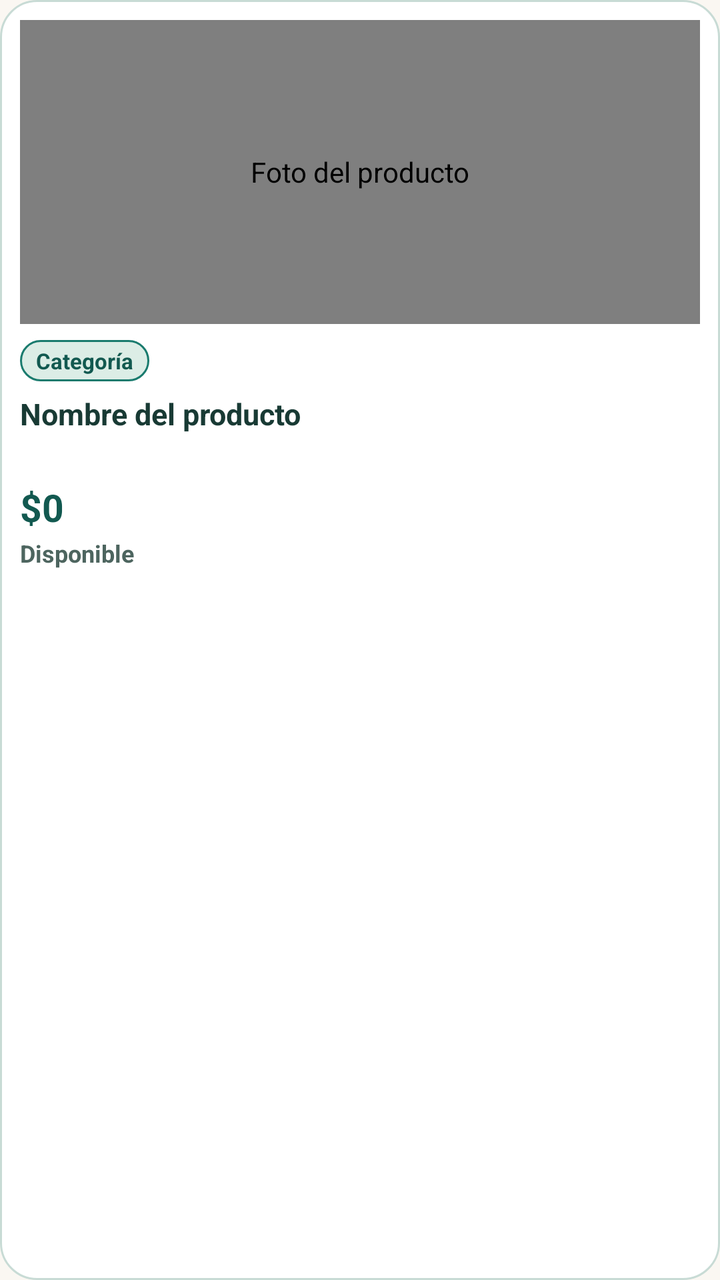
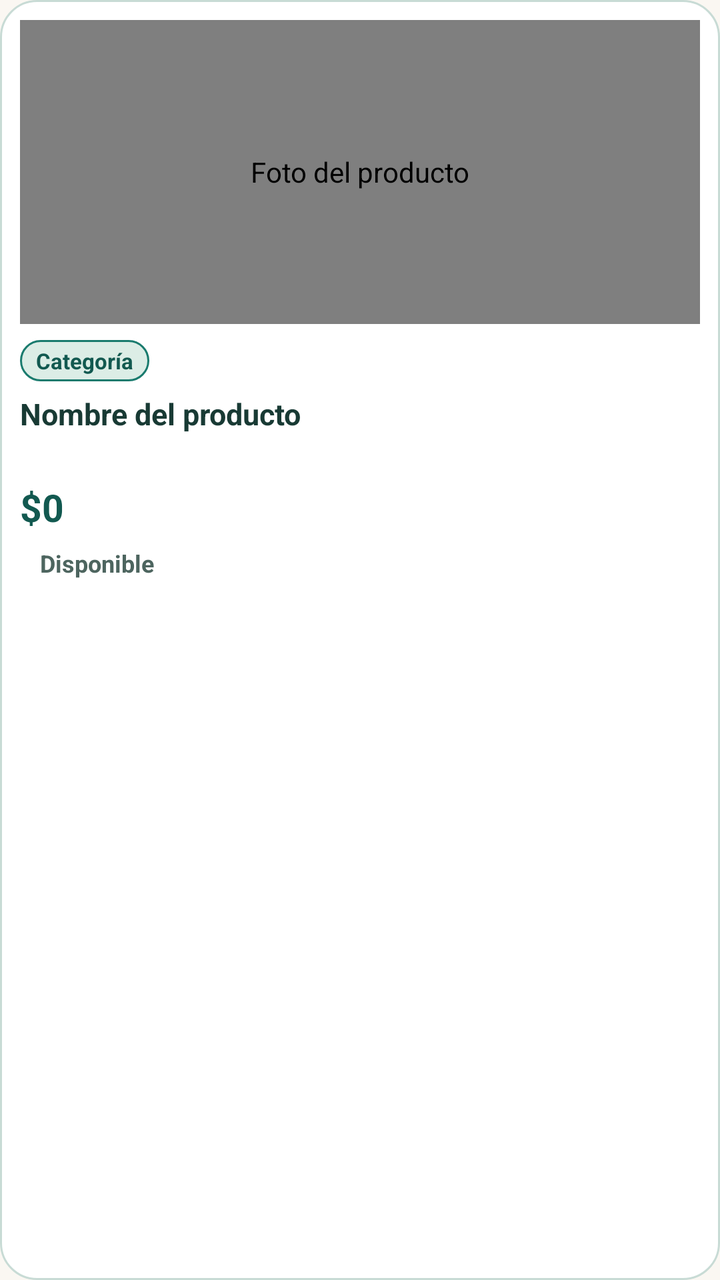

Screens rendered from an Android XML layout before and after an edit, with the pre-edit source and the edit as a unified diff.
<!-- AndroidManifest.xml: application theme Theme.ConectaSur -->
<!-- res/layout/item_product.xml -->
<?xml version="1.0" encoding="utf-8"?>
<LinearLayout xmlns:android="http://schemas.android.com/apk/res/android"
    android:layout_width="match_parent"
    android:layout_height="wrap_content"
    android:background="@drawable/card_surface"
    android:clickable="true"
    android:focusable="true"
    android:foreground="?android:attr/selectableItemBackground"
    android:orientation="vertical"
    android:padding="10dp">

    <cl.surcode.conectasur.ui.ProductPhotoView
        android:id="@+id/product_photo"
        android:layout_width="match_parent"
        android:layout_height="152dp"
        android:background="@drawable/photo_frame_bg"
        android:clipToOutline="true"
        android:contentDescription="Foto del producto"
        android:scaleType="centerCrop" />

    <TextView
        android:id="@+id/product_category"
        android:layout_width="wrap_content"
        android:layout_height="wrap_content"
        android:layout_marginTop="8dp"
        android:background="@drawable/badge_pill_forest"
        android:ellipsize="end"
        android:maxLines="1"
        android:paddingHorizontal="8dp"
        android:paddingVertical="3dp"
        android:text="Categoría"
        android:textColor="@color/conectasur_forest_dark"
        android:textSize="11sp"
        android:textStyle="bold" />

    <TextView
        android:id="@+id/product_name"
        android:layout_width="match_parent"
        android:layout_height="wrap_content"
        android:layout_marginTop="6dp"
        android:ellipsize="end"
        android:lineSpacingExtra="2dp"
        android:maxLines="2"
        android:minLines="2"
        android:text="Nombre del producto"
        android:textColor="?attr/appInk"
        android:textSize="15sp"
        android:textStyle="bold" />

    <TextView
        android:id="@+id/product_price"
        android:layout_width="match_parent"
        android:layout_height="wrap_content"
        android:layout_marginTop="4dp"
        android:fontFeatureSettings="tnum"
        android:text="$0"
        android:textColor="@color/conectasur_forest_dark"
        android:textSize="19sp"
        android:textStyle="bold" />

    <TextView
        android:id="@+id/product_availability"
        android:layout_width="match_parent"
        android:layout_height="wrap_content"
        android:layout_marginTop="2dp"
        android:ellipsize="end"
        android:maxLines="1"
        android:text="Disponible"
        android:textColor="?attr/appMuted"
        android:textSize="12sp"
        android:textStyle="bold" />

    <Button
        android:id="@+id/open_product"
        style="@style/ConectaSur.Button.Primary"
        android:layout_width="match_parent"
        android:layout_height="wrap_content"
        android:layout_marginTop="8dp"
        android:text="Ver producto"
        android:visibility="gone" />
</LinearLayout>
<!-- resources referenced by this layout -->
<resources>
  <color name="conectasur_forest_dark">#125950</color>
  <!-- drawable badge_pill_forest (drawable) -->
  <?xml version="1.0" encoding="utf-8"?>
  <shape xmlns:android="http://schemas.android.com/apk/res/android">
      <solid android:color="#DCEDE6" />
      <stroke android:width="1dp" android:color="?attr/appPrimary" />
      <corners android:radius="12dp" />
  </shape>
  <!-- drawable card_surface (drawable) -->
  <?xml version="1.0" encoding="utf-8"?>
  <shape xmlns:android="http://schemas.android.com/apk/res/android">
      <solid android:color="?attr/appSurface" />
      <stroke android:width="1dp" android:color="?attr/appBorder" />
      <corners android:radius="18dp" />
  </shape>
  <!-- drawable photo_frame_bg (drawable) -->
  <?xml version="1.0" encoding="utf-8"?>
  <shape xmlns:android="http://schemas.android.com/apk/res/android">
      <solid android:color="@color/conectasur_forest_soft" />
      <corners android:radius="14dp" />
  </shape>
  <style name="ConectaSur.Button.Primary" parent="ConectaSur.Button">
          <item name="android:background">@drawable/button_primary</item>
          <item name="android:textColor">#FFFFFF</item>
      </style>
  <color name="conectasur_forest_soft">#E6F1EE</color>
  <style name="ConectaSur.Button" parent="android:Widget.Button">
          <item name="android:background">@drawable/button_outline</item>
          <item name="android:textColor">?attr/appInk</item>
          <item name="android:textSize">17sp</item>
          <item name="android:textStyle">bold</item>
          <item name="android:textAllCaps">false</item>
          <item name="android:minHeight">52dp</item>
          <item name="android:paddingStart">16dp</item>
          <item name="android:paddingEnd">16dp</item>
          <item name="android:paddingTop">10dp</item>
          <item name="android:paddingBottom">10dp</item>
          <item name="android:layout_marginBottom">10dp</item>
          <item name="android:drawablePadding">10dp</item>
          <item name="android:stateListAnimator">@null</item>
      </style>
  <!-- drawable button_primary (drawable) -->
  <?xml version="1.0" encoding="utf-8"?>
  <selector xmlns:android="http://schemas.android.com/apk/res/android">
      <item android:state_pressed="true">
          <shape>
              <solid android:color="@color/conectasur_forest_dark" />
              <corners android:radius="14dp" />
              <stroke android:width="2dp" android:color="?attr/appInk" />
          </shape>
      </item>
      <item android:state_focused="true">
          <shape>
              <solid android:color="?attr/appPrimary" />
              <corners android:radius="14dp" />
              <stroke android:width="2dp" android:color="#FFFFFF" />
          </shape>
      </item>
      <item>
          <shape>
              <solid android:color="?attr/appPrimary" />
              <corners android:radius="14dp" />
          </shape>
      </item>
  </selector>
  <color name="conectasur_cream">#FAF7F2</color>
  <color name="conectasur_forest">#1A7B6E</color>
  <color name="conectasur_ink">#183A34</color>
  <color name="conectasur_muted">#4D655F</color>
  <color name="conectasur_surface">#FFFFFF</color>
  <color name="conectasur_forest_border">#C8DBD5</color>
  <!-- unchanged entries left out for length: 2 -->
</resources>

<!-- the commit's change to res/layout/item_product.xml (unified diff, before → after) -->
@@ -60,11 +60,13 @@
 
     <TextView
         android:id="@+id/product_availability"
-        android:layout_width="match_parent"
+        android:layout_width="wrap_content"
         android:layout_height="wrap_content"
-        android:layout_marginTop="2dp"
+        android:layout_marginTop="4dp"
         android:ellipsize="end"
         android:maxLines="1"
+        android:paddingHorizontal="10dp"
+        android:paddingVertical="3dp"
         android:text="Disponible"
         android:textColor="?attr/appMuted"
         android:textSize="12sp"
